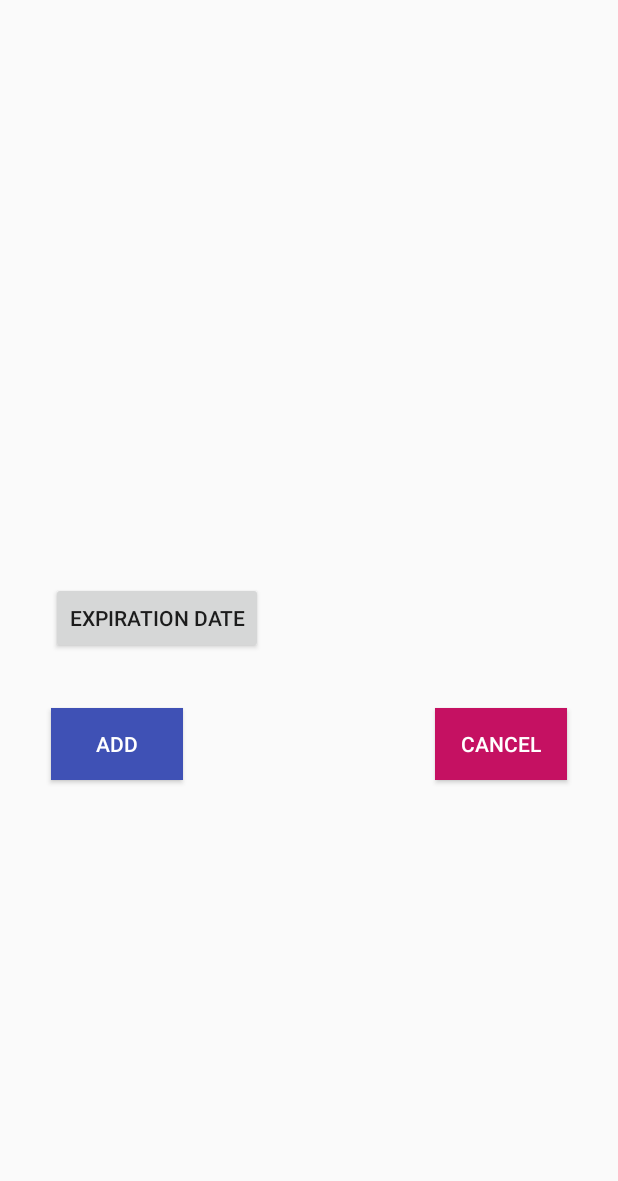
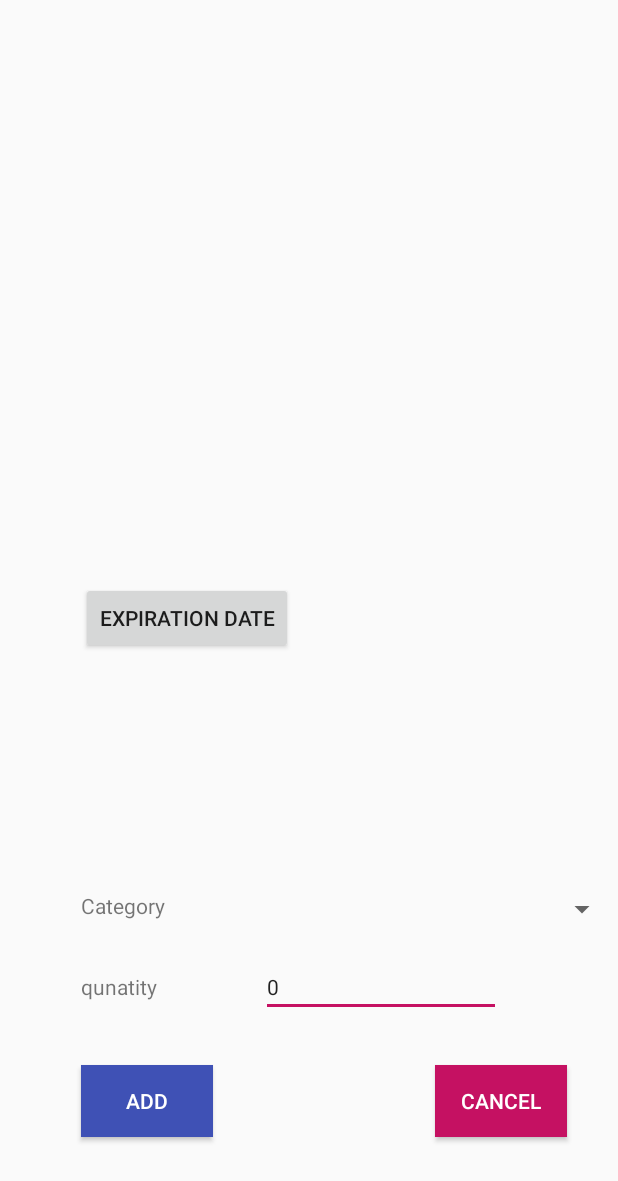
Before and after one commit to StevenMad/Foodamental, an Android app: the layout product_activity.xml on its own in the app's theme, with its tools: preview values and no code run, on a phone screen of 412 x 824 dp. Shown: the top 1181 px of the screen. Run offline under Robolectric (Android 15) with nearby library versions, the phone set to English and light mode, and no system bars; network calls fail.

Commit message:
commit category and quantity
commit category and quantity

```diff
--- a/app/src/main/java/com/foodamental/activity/Courses.java
+++ b/app/src/main/java/com/foodamental/activity/Courses.java
@@ -92,7 +92,7 @@ public class Courses extends AppCompatActivity implements NavigationView.OnNavig
             public void onItemClick(AdapterView<?> a, View v, final int position, long id) {
                 AlertDialog.Builder adb = new AlertDialog.Builder(Courses.this);
                 adb.setTitle("Delete?");
-                adb.setMessage("Are you sure you want to delete " + position);
+                adb.setMessage("Are you sure you want to delete " + tweets.get(position).getPseudo());
                 adb.setNegativeButton("Cancel", null);
                 adb.setPositiveButton("Ok", new AlertDialog.OnClickListener() {
                     public void onClick(DialogInterface dialog, int which) {
--- a/app/src/main/java/com/foodamental/dao/DBHelper.java
+++ b/app/src/main/java/com/foodamental/dao/DBHelper.java
@@ -45,6 +45,7 @@ public class DBHelper extends SQLiteOpenHelper {
     public static final String FRIGODB_COLUMN_ID = "ID_FRIGO";
     public static final String FRIGODB_COLUMN_ID_PRODUCT = "IDPRODUCT";
     public static final String FRIGODB_COLUMN_DATE_PEREMPT = "EXPIRY_DATE";
+    public static final String FRIGODB_COLUMN_QUANTITY = "QUANTITY";
 
     public static final String CATEGORYDB_TABLE_NAME = "CATEGORY";
     //CATEGORY table Columns names
@@ -82,6 +83,7 @@ public class DBHelper extends SQLiteOpenHelper {
                 + FRIGODB_COLUMN_ID + " INTEGER PRIMARY KEY AUTOINCREMENT, "
                 + FRIGODB_COLUMN_ID_PRODUCT + " INTEGER, "
                 + FRIGODB_COLUMN_DATE_PEREMPT + " TEXT,"
+                + FRIGODB_COLUMN_QUANTITY + " INTEGER,"
                 +" FOREIGN KEY(" + FRIGODB_COLUMN_ID_PRODUCT +") REFERENCES PRODUCT(ID_PRODUCT) " + ")";
 
         String CREATE_CATEGORY_TABLE = "CREATE TABLE " + CATEGORYDB_TABLE_NAME + "("
--- a/app/src/main/java/com/foodamental/dao/dbimpl/CategoryDB.java
+++ b/app/src/main/java/com/foodamental/dao/dbimpl/CategoryDB.java
@@ -77,7 +77,7 @@ public class CategoryDB implements ICategoryDB {
      * @throws ParseException
      */
     @Override
-    public List<String> getALLProduct() throws ParseException {
+    public List<String> getALLCategory() throws ParseException {
         List<String> categoryList = new ArrayList<String>();
         // Select all Query
         String selectQuery = "SELECT * FROM " + CATEGORYDB_TABLE_NAME;
--- a/app/src/main/java/com/foodamental/dao/interfaces/ICategoryDB.java
+++ b/app/src/main/java/com/foodamental/dao/interfaces/ICategoryDB.java
@@ -11,7 +11,7 @@ import java.util.List;
 public interface ICategoryDB {
     public void addCategory(String category);
     public String getCategory(Integer id) throws ParseException;
-    public List<String> getALLProduct() throws ParseException;
+    public List<String> getALLCategory() throws ParseException;
     public int getProductCount();
     public int updateCategory(int number, String category);
     public void deleteCategoryWithId(int number);
--- a/app/src/main/res/layout/product_activity.xml
+++ b/app/src/main/res/layout/product_activity.xml
@@ -1,17 +1,9 @@
 <?xml version="1.0" encoding="utf-8"?>
 <RelativeLayout xmlns:android="http://schemas.android.com/apk/res/android"
+    xmlns:tools="http://schemas.android.com/tools"
     android:orientation="vertical" android:layout_width="match_parent"
     android:layout_height="match_parent"
     android:weightSum="1">
-
-    <ImageView
-        android:layout_width="168dp"
-        android:layout_height="wrap_content"
-        android:id="@+id/imageViewProduct"
-        android:layout_weight="0.33"
-        android:layout_marginTop="53dp"
-        android:layout_alignParentTop="true"
-        android:layout_toEndOf="@+id/buttonAdd" />
 
     <TextView
         android:id="@+id/dataText"
@@ -31,19 +23,6 @@
         android:layout_centerVertical="true"
         android:layout_alignStart="@+id/buttonAdd" />
 
-    <TextView
-        android:id="@+id/textView3"
-        android:layout_width="150dp"
-        android:layout_height="wrap_content"
-
-        android:text="@string/date_selected"
-        android:textAppearance="?android:attr/textAppearanceMedium"
-
-        android:layout_gravity="right|center_vertical"
-        android:layout_above="@+id/buttonAdd"
-        android:layout_alignStart="@+id/buttonCancel"
-        android:layout_marginBottom="10dp" />
-
     <Button
         android:layout_width="wrap_content"
         android:layout_height="wrap_content"
@@ -56,6 +35,16 @@
         android:layout_alignEnd="@+id/dataText"
         android:textColor="#FFFFFF" />
 
+    <ImageView
+        android:layout_width="168dp"
+        android:layout_height="wrap_content"
+        android:id="@+id/imageViewProduct"
+        android:layout_weight="0.33"
+        android:layout_marginTop="48dp"
+        android:layout_alignParentTop="true"
+        android:layout_alignStart="@+id/dataText"
+        android:layout_marginStart="20dp" />
+
     <Button
         android:layout_width="wrap_content"
         android:layout_height="wrap_content"
@@ -64,9 +53,59 @@
         android:layout_gravity="left|center_vertical"
 
         android:background="@color/green"
-        android:layout_below="@+id/button1"
-        android:layout_alignStart="@+id/dataText"
-        android:layout_marginTop="36dp"
-        android:textColor="#FFFFFF" />
+        android:textColor="#FFFFFF"
+        android:layout_alignParentBottom="true"
+        android:layout_alignStart="@+id/imageViewProduct"
+        android:layout_marginBottom="66dp" />
+
+    <EditText
+        android:layout_width="wrap_content"
+        android:layout_height="wrap_content"
+        android:inputType="number"
+        android:ems="10"
+        android:id="@+id/editText2"
+        android:text="0"
+        android:singleLine="true"
+        android:textAppearance="@style/TextAppearance.AppCompat"
+        android:selectAllOnFocus="false"
+        android:layout_above="@+id/buttonCancel"
+        android:layout_toEndOf="@+id/buttonAdd"
+        android:layout_marginStart="32dp"
+        android:layout_marginBottom="32dp" />
+
+    <Spinner
+        android:layout_width="match_parent"
+        android:layout_height="wrap_content"
+        android:id="@+id/spinner2"
+        android:layout_above="@+id/editText2"
+        android:layout_marginBottom="20dp"
+        android:layout_toEndOf="@+id/buttonAdd" />
+
+    <TextView
+        android:text="TextView"
+        android:layout_width="wrap_content"
+        android:layout_height="wrap_content"
+        android:id="@+id/textView4"
+        tools:text="Category"
+        android:layout_alignTop="@+id/spinner2"
+        android:layout_alignStart="@+id/button1" />
+
+    <TextView
+        android:text="qunatity"
+        android:layout_width="wrap_content"
+        android:layout_height="wrap_content"
+        android:id="@+id/textView2"
+        android:layout_alignBaseline="@+id/editText2"
+        android:layout_alignBottom="@+id/editText2"
+        android:layout_alignStart="@+id/textView4" />
+
+    <TextView
+        android:id="@+id/textView3"
+        android:layout_width="150dp"
+        android:layout_height="wrap_content"
+
+        android:layout_alignBaseline="@+id/button1"
+        android:layout_alignBottom="@+id/button1"
+        android:layout_alignEnd="@+id/dataText" />
 
 </RelativeLayout>
```
Also changed, not shown: app/src/main/java/com/foodamental/activity/MyWelcomePage.java (+4 -4 lines), app/src/main/java/com/foodamental/activity/ProductActivity.java (+59 -4 lines), app/src/main/java/com/foodamental/dao/dbimpl/FrigoDB.java (+12 -7 lines), app/src/main/java/com/foodamental/dao/model/FrigoObject.java (+16 -3 lines), app/src/main/res/layout/content_my_welcome_page.xml (+11 -11 lines).
